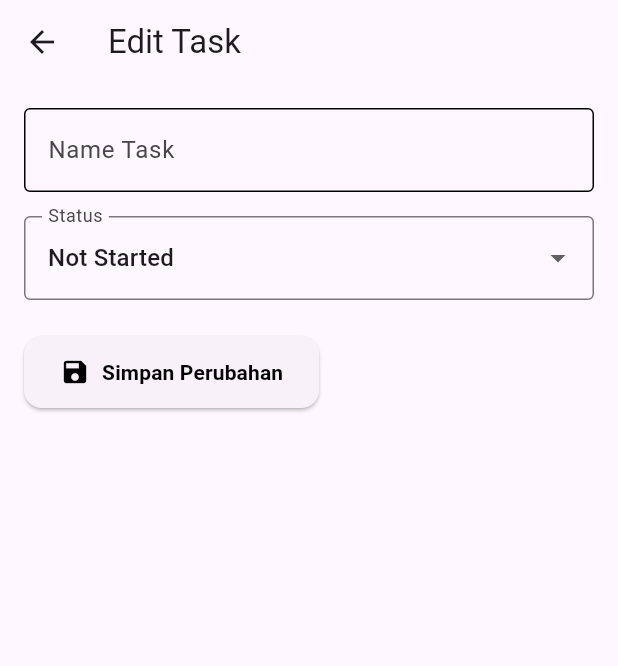
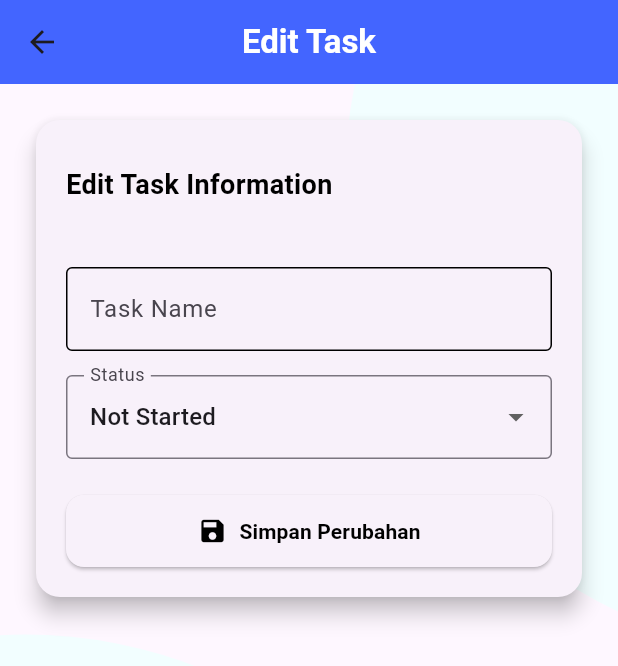
Before and after one commit to Reyhankunlah/TugasFlutterToDoList_22_03, a Flutter app: the EditTodoPage screen opened directly with empty values, on a phone screen of 412 x 824 dp. Shown: the top 666 px of the screen. Run offline on Flutter 3.47's test engine with Material 3 defaults, Android fonts, the phone set to English and light mode, and no system bars; our stand-ins replace get; statements that could not run were skipped.

Commit message:
[AGG]Fix Edit Page UI

```diff
--- a/lib/Pages/editTodo_page.dart
+++ b/lib/Pages/editTodo_page.dart
@@ -1,7 +1,10 @@
 import 'package:flutter/material.dart';
+import 'package:flutter_todolist/Components/backDecoration.dart';
 import 'package:flutter_todolist/Components/custom_button.dart';
 import 'package:flutter_todolist/Components/custom_dropdown.dart';
+import 'package:flutter_todolist/Components/custom_text.dart';
 import 'package:flutter_todolist/Components/custom_textfield.dart';
+import 'package:flutter_todolist/Components/custom_color.dart';
 import 'package:flutter_todolist/Controllers/editTodo_Controller.dart';
 import 'package:flutter_todolist/Models/task_model.dart';
 import 'package:get/get.dart';
@@ -9,27 +12,62 @@ import 'package:get/get.dart';
 class EditTodoPage extends StatelessWidget {
   EditTodoPage({super.key});
 
-  final edtContronller = Get.find<EditTodoController>();
+  final edtController = Get.find<EditTodoController>();
 
   @override
   Widget build(BuildContext context) {
     return Scaffold(
-      appBar: AppBar(title: const Text("Edit Task")),
-      body: Padding(
-        padding: const EdgeInsets.all(16),
+      appBar: AppBar(
+        title: const Text(
+          "Edit Task",
+          style: TextStyle(
+            fontWeight: FontWeight.bold,
+            color: CustomColor.white,
+          ),
+        ),
+        centerTitle: true,
+        elevation: 0,
+        backgroundColor: CustomColor.bluePrimary,
+      ),
+      body: Stack(
+        children: [
+          BackDecoration(),
+          SingleChildScrollView(
+            padding: const EdgeInsets.all(20),
+            child: Card(
+              elevation: 6,
+              shape: RoundedRectangleBorder(
+                borderRadius: BorderRadius.circular(16),
+              ),
+              child: Padding(
+                padding: const EdgeInsets.all(20),
                 child: Column(
                   crossAxisAlignment: CrossAxisAlignment.start,
                   children: [
                     Padding(
-              padding: EdgeInsets.only(bottom: 16),
-              child: CustomTextField(
-                controller: edtContronller.titleC,
-                label: "Name Task",
+                      padding: const EdgeInsets.only(top: 10, bottom: 10),
+                      child: CustomText(
+                        myText: "Edit Task Information",
+                        fontColor: CustomColor.black,
+                        fontSize: 18,
+                        fontWeight: FontWeight.bold,
                       ),
                     ),
-            CustomDropdown(
+
+                    Padding(
+                      padding: const EdgeInsets.only(top: 16),
+                      child: CustomTextField(
+                        controller: edtController.titleC,
+                        label: "Task Name",
+                      ),
+                    ),
+
+                    Padding(
+                      padding: const EdgeInsets.only(top: 16),
+                      child: Obx(
+                        () => CustomDropdown(
                           label: "Status",
-              value: edtContronller.status.value.label,
+                          value: edtController.status.value.label,
                           items: TaskStatus.values.map((s) => s.label).toList(),
                           onChanged: (val) {
                             if (val != null) {
@@ -37,22 +75,31 @@ class EditTodoPage extends StatelessWidget {
                                 (s) => s.label == val,
                                 orElse: () => TaskStatus.notStarted,
                               );
-                  edtContronller.changeStatus(status);
+                              edtController.changeStatus(status);
                             }
                           },
                         ),
+                      ),
+                    ),
 
                     Padding(
-              padding: EdgeInsets.only(top: 24),
+                      padding: const EdgeInsets.only(top: 24),
+                      child: SizedBox(
+                        width: double.infinity,
                         child: CustomButton(
                           myText: "Simpan Perubahan",
-                onPressed: edtContronller.save,
+                          onPressed: edtController.save,
                           icon: Icons.save,
+                        ),
                       ),
                     ),
                   ],
                 ),
               ),
+            ),
+          ),
+        ],
+      ),
     );
   }
 }
--- a/lib/Pages/toDo_page.dart
+++ b/lib/Pages/toDo_page.dart
@@ -104,6 +104,7 @@ class ToDoPage extends StatelessWidget {
                         suffixIcon: const Icon(Icons.calendar_today),
                       ),
                     ),
+
                     Padding(
                       padding: const EdgeInsets.only(top: 16, bottom: 16),
                       child: Obx(
```
Lines whose indentation alone changed are shown as unchanged.
